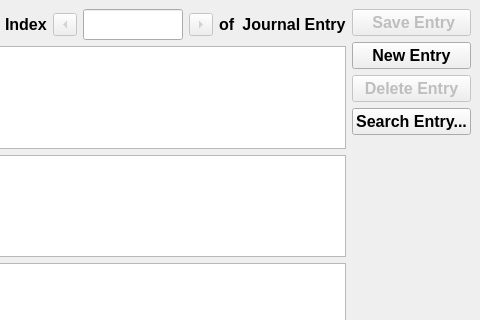
Qt form Books20/Tools/bookentry/designer/ui_JournalEntry.ui (JimFowler/books) before a commit; both pictures show x 306 to 786 and y 0 to 320 of the 786 by 865 pixel window.
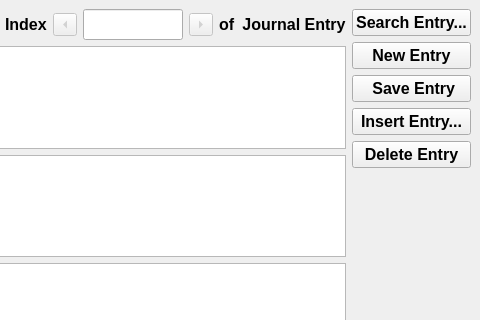
The same form after that commit.

Commit message:
Began adding search capabilities to the Journal Entry tool
On branch master

 Changes to be committed:
	modified:   Books20/Tools/bookentry/designer/ui_JournalEntry.ui
	modified:   Books20/Tools/bookentry/designer/ui_JournalSearch.ui
	new file:   Books20/Tools/bookentry/designer/ui_JournalSearch_main.ui
	modified:   Books20/Tools/bookentry/journalFile.py
	modified:   Books20/Tools/bookentry/journalSearch.py
	modified:   Books20/Tools/bookentry/journalWin.py
	new file:   Books20/Tools/bookentry/journalsearch.py

Patch:
```diff
--- a/Books20/Tools/bookentry/designer/ui_JournalEntry.ui
+++ b/Books20/Tools/bookentry/designer/ui_JournalEntry.ui
@@ -518,10 +518,7 @@
     <item>
      <layout class="QVBoxLayout" name="button_vLayout">
       <item>
-       <widget class="QPushButton" name="saveButton">
-        <property name="enabled">
-         <bool>false</bool>
-        </property>
+       <widget class="QPushButton" name="searchButton">
         <property name="font">
          <font>
           <pointsize>12</pointsize>
@@ -536,7 +533,7 @@
          <string>Save the current informantion to the entry list</string>
         </property>
         <property name="text">
-         <string> Save Entry</string>
+         <string>Search Entry...</string>
         </property>
        </widget>
       </item>
@@ -560,10 +557,50 @@
         </property>
        </widget>
       </item>
+      <item>
+       <widget class="QPushButton" name="saveButton">
+        <property name="enabled">
+         <bool>true</bool>
+        </property>
+        <property name="font">
+         <font>
+          <pointsize>12</pointsize>
+          <weight>75</weight>
+          <bold>true</bold>
+         </font>
+        </property>
+        <property name="focusPolicy">
+         <enum>Qt::NoFocus</enum>
+        </property>
+        <property name="toolTip">
+         <string>Save the current informantion to the entry list</string>
+        </property>
+        <property name="text">
+         <string> Save Entry</string>
+        </property>
+       </widget>
+      </item>
+      <item>
+       <widget class="QPushButton" name="insertButton">
+        <property name="font">
+         <font>
+          <pointsize>12</pointsize>
+          <weight>75</weight>
+          <bold>true</bold>
+         </font>
+        </property>
+        <property name="toolTip">
+         <string>Insert this entry else where in the file...</string>
+        </property>
+        <property name="text">
+         <string>Insert Entry...</string>
+        </property>
+       </widget>
+      </item>
       <item>
        <widget class="QPushButton" name="deleteButton">
         <property name="enabled">
-         <bool>false</bool>
+         <bool>true</bool>
         </property>
         <property name="font">
          <font>
@@ -583,26 +620,6 @@
         </property>
        </widget>
       </item>
-      <item>
-       <widget class="QPushButton" name="searchButton">
-        <property name="font">
-         <font>
-          <pointsize>12</pointsize>
-          <weight>75</weight>
-          <bold>true</bold>
-         </font>
-        </property>
-        <property name="focusPolicy">
-         <enum>Qt::NoFocus</enum>
-        </property>
-        <property name="toolTip">
-         <string>Open the search window and look for an existing journal</string>
-        </property>
-        <property name="text">
-         <string>Search Entry...</string>
-        </property>
-       </widget>
-      </item>
       <item>
        <spacer name="verticalSpacer">
         <property name="orientation">
```
Left out of the diff: 2 changed lines with no effect on the pictures. The commit also changes 5 other files.
